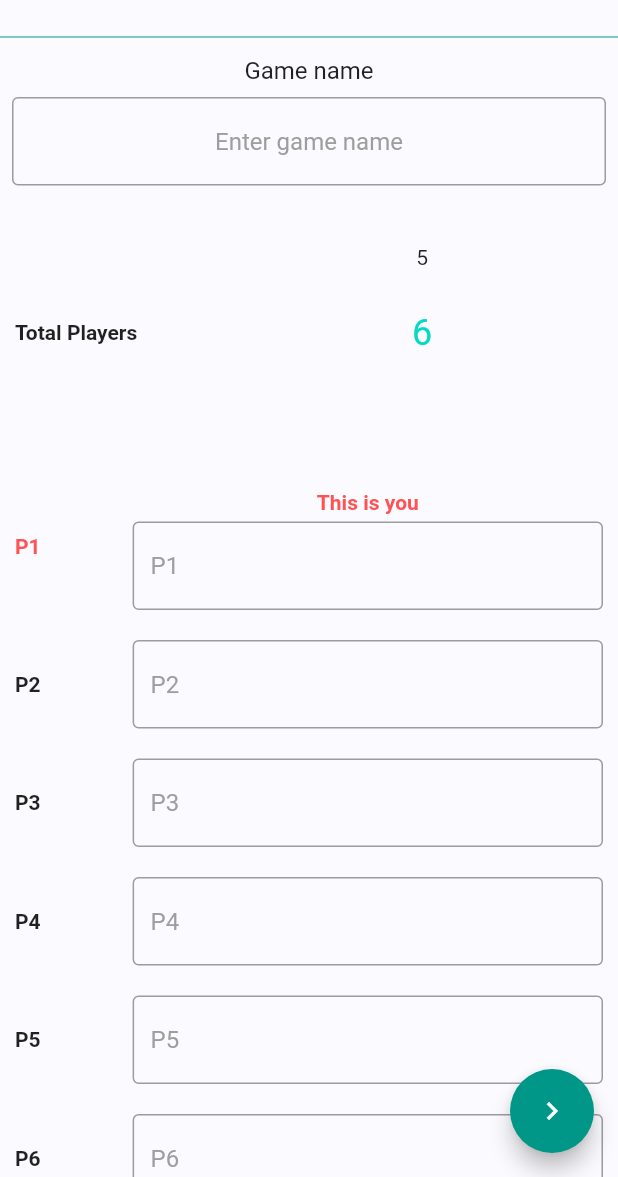
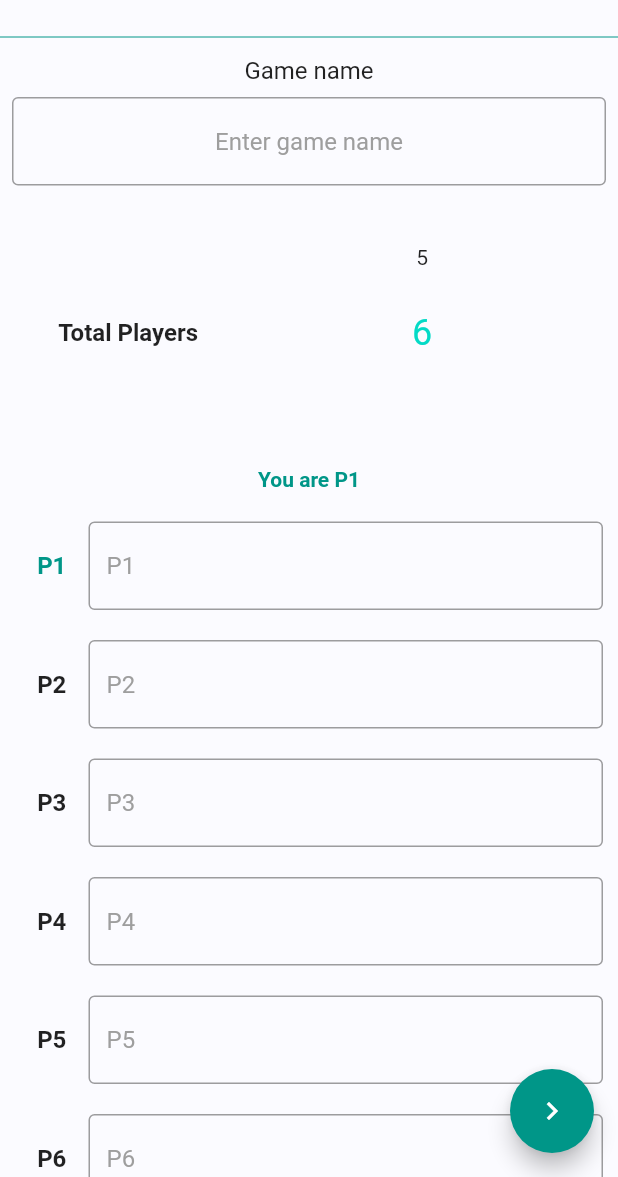
Before and after one commit to Vidxyz/ClueIn, a Flutter app: the CreateNewGameView screen opened directly, on a phone screen of 412 x 824 dp, the part 59-1236 px from its top. Run offline on Flutter 3.47's test engine with Material 2 defaults, Android fonts, the phone set to English and light mode, and no system bars; drawn by our look-alikes of numberpicker; our stand-ins replace equatable, flutter_bloc, shared_preferences, timeago; accounts and stored records are empty.

Commit message:
feat: Minor UI tweaks

```diff
--- a/lib/src/views/create_new_game/views/add_basic_game_details.dart
+++ b/lib/src/views/create_new_game/views/add_basic_game_details.dart
@@ -62,6 +62,18 @@ class AddBasicGameDetailsViewState extends State<AddBasicGameDetailsView> with A
                       _renderGameNameView(),
                       WidgetUtils.spacer(2.5),
                       _renderTotalPlayers(),
+                      const Padding(
+                        padding: EdgeInsets.all(5),
+                        child: Text(
+                          "You are P1",
+                          textAlign: TextAlign.center,
+                          style: TextStyle(
+                              color: Colors.teal,
+                              fontSize: 14,
+                              fontWeight: FontWeight.bold
+                          ),
+                        ),
+                      ),
                       WidgetUtils.spacer(2.5),
                       _renderParticipantsList(state),
                       // Move this to its own widget
@@ -91,34 +103,23 @@ class AddBasicGameDetailsViewState extends State<AddBasicGameDetailsView> with A
               mainAxisSize: MainAxisSize.max,
               children: [
                 Expanded(
-                    flex: 2,
+                    flex: 1,
+                    child: Center(
                       child: Text(
                         "P${index + 1}",
                         style: TextStyle(
                           fontWeight: FontWeight.bold,
-                        color: index == 0 ? Colors.redAccent : null,
+                          fontSize: 16,
+                          color: index == 0 ? Colors.teal : null,
+                        ),
                       ),
                     )
                 ),
                 Expanded(
-                    flex: 8,
+                    flex: 7,
                     child: Column(
                       children: WidgetUtils.skipNulls([
-                        index == 0 ?
-                        const Padding(
-                          padding: EdgeInsets.all(5),
-                          child: Text(
-                            "This is you",
-                            textAlign: TextAlign.center,
-                            style: TextStyle(
-                              color: Colors.redAccent,
-                              fontSize: 14,
-                              fontWeight: FontWeight.bold
-                            ),
-                          ),
-                        ) : null,
                         TextFormField(
-                          // controller: _totalPlayersController,
                           textCapitalization: TextCapitalization.words,
                             inputFormatters: [
                               LengthLimitingTextInputFormatter(5),
@@ -167,9 +168,14 @@ class AddBasicGameDetailsViewState extends State<AddBasicGameDetailsView> with A
         children: [
           const Expanded(
               flex: 5,
+              child: Center(
                 child: Text(
                   "Total Players",
-                style: TextStyle(fontWeight: FontWeight.bold),
+                  style: TextStyle(
+                    fontWeight: FontWeight.bold,
+                    fontSize: 16,
+                  ),
+                ),
               )
           ),
           Expanded(
```
Lines whose indentation alone changed are shown as unchanged.
